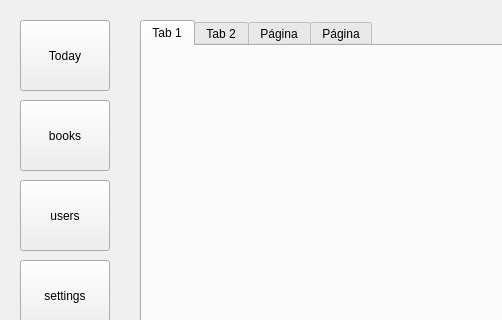
michelnovellino/python-library-system, file MainWindow.ui: the form before one commit; both pictures show x 0 to 502 and y 0 to 320 of the 910 by 470 pixel window.
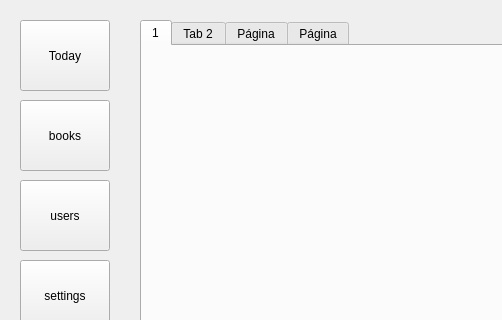
The form after the commit. Icons and pictures are not drawn.

Diff of the .ui file:
```diff
--- a/MainWindow.ui
+++ b/MainWindow.ui
@@ -93,7 +93,7 @@
     </property>
     <widget class="QWidget" name="tab">
      <attribute name="title">
-      <string>Tab 1</string>
+      <string>1</string>
      </attribute>
     </widget>
     <widget class="QWidget" name="tab_2">
```
Left out of the diff: 24 changed lines with no effect on the pictures.
